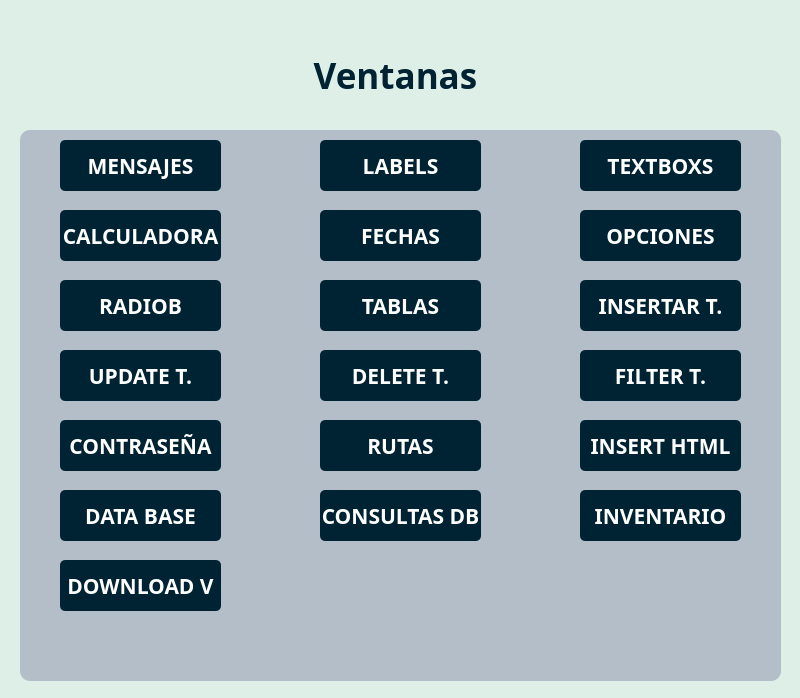
Qt form interfaz/MainWindow.ui (eldaniell01/windows_python) before a commit.
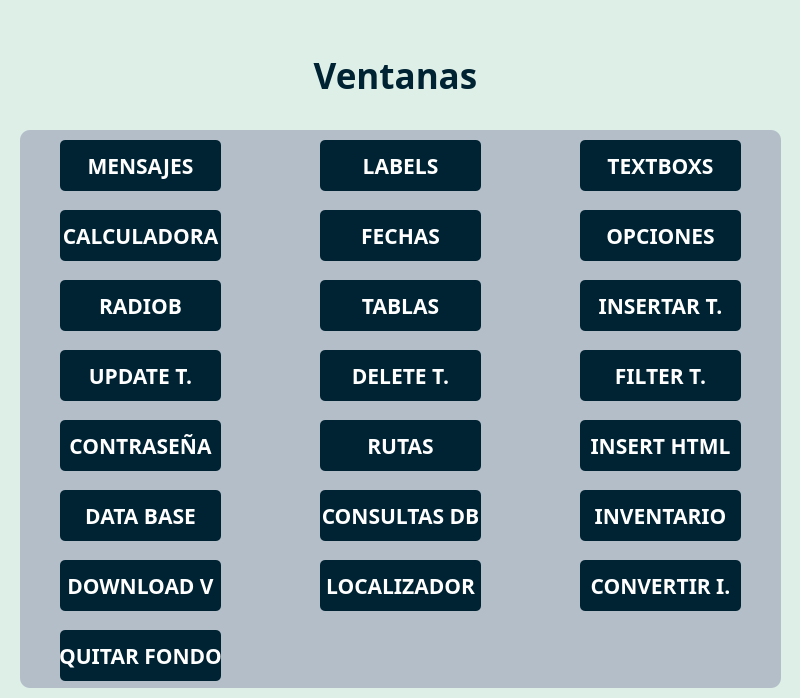
The same form after that commit.

What changed in the file:
```diff
--- a/interfaz/MainWindow.ui
+++ b/interfaz/MainWindow.ui
@@ -58,7 +58,7 @@
      <x>20</x>
      <y>130</y>
      <width>761</width>
-     <height>551</height>
+     <height>558</height>
     </rect>
    </property>
    <property name="minimumSize">
@@ -70,7 +70,7 @@
    <property name="maximumSize">
     <size>
      <width>761</width>
-     <height>551</height>
+     <height>558</height>
     </size>
    </property>
    <property name="focusPolicy">
@@ -675,6 +675,99 @@
      <string>DOWNLOAD V</string>
     </property>
    </widget>
+   <widget class="QPushButton" name="btnlocation">
+    <property name="geometry">
+     <rect>
+      <x>300</x>
+      <y>430</y>
+      <width>161</width>
+      <height>51</height>
+     </rect>
+    </property>
+    <property name="font">
+     <font>
+      <family>Hack Nerd Font Mono</family>
+      <pointsize>16</pointsize>
+      <bold>true</bold>
+     </font>
+    </property>
+    <property name="cursor">
+     <cursorShape>PointingHandCursor</cursorShape>
+    </property>
+    <property name="mouseTracking">
+     <bool>false</bool>
+    </property>
+    <property name="styleSheet">
+     <string notr="true">background-color: rgb(0, 35, 51);
+border-radius: 5px;
+color: rgb(255, 255, 255);</string>
+    </property>
+    <property name="text">
+     <string>LOCALIZADOR</string>
+    </property>
+   </widget>
+   <widget class="QPushButton" name="btnimg">
+    <property name="geometry">
+     <rect>
+      <x>560</x>
+      <y>430</y>
+      <width>161</width>
+      <height>51</height>
+     </rect>
+    </property>
+    <property name="font">
+     <font>
+      <family>Hack Nerd Font Mono</family>
+      <pointsize>16</pointsize>
+      <bold>true</bold>
+     </font>
+    </property>
+    <property name="cursor">
+     <cursorShape>PointingHandCursor</cursorShape>
+    </property>
+    <property name="mouseTracking">
+     <bool>false</bool>
+    </property>
+    <property name="styleSheet">
+     <string notr="true">background-color: rgb(0, 35, 51);
+border-radius: 5px;
+color: rgb(255, 255, 255);</string>
+    </property>
+    <property name="text">
+     <string>CONVERTIR I.</string>
+    </property>
+   </widget>
+   <widget class="QPushButton" name="btnremove">
+    <property name="geometry">
+     <rect>
+      <x>40</x>
+      <y>500</y>
+      <width>161</width>
+      <height>51</height>
+     </rect>
+    </property>
+    <property name="font">
+     <font>
+      <family>Hack Nerd Font Mono</family>
+      <pointsize>16</pointsize>
+      <bold>true</bold>
+     </font>
+    </property>
+    <property name="cursor">
+     <cursorShape>PointingHandCursor</cursorShape>
+    </property>
+    <property name="mouseTracking">
+     <bool>false</bool>
+    </property>
+    <property name="styleSheet">
+     <string notr="true">background-color: rgb(0, 35, 51);
+border-radius: 5px;
+color: rgb(255, 255, 255);</string>
+    </property>
+    <property name="text">
+     <string>QUITAR FONDO</string>
+    </property>
+   </widget>
   </widget>
  </widget>
  <resources/>
```
